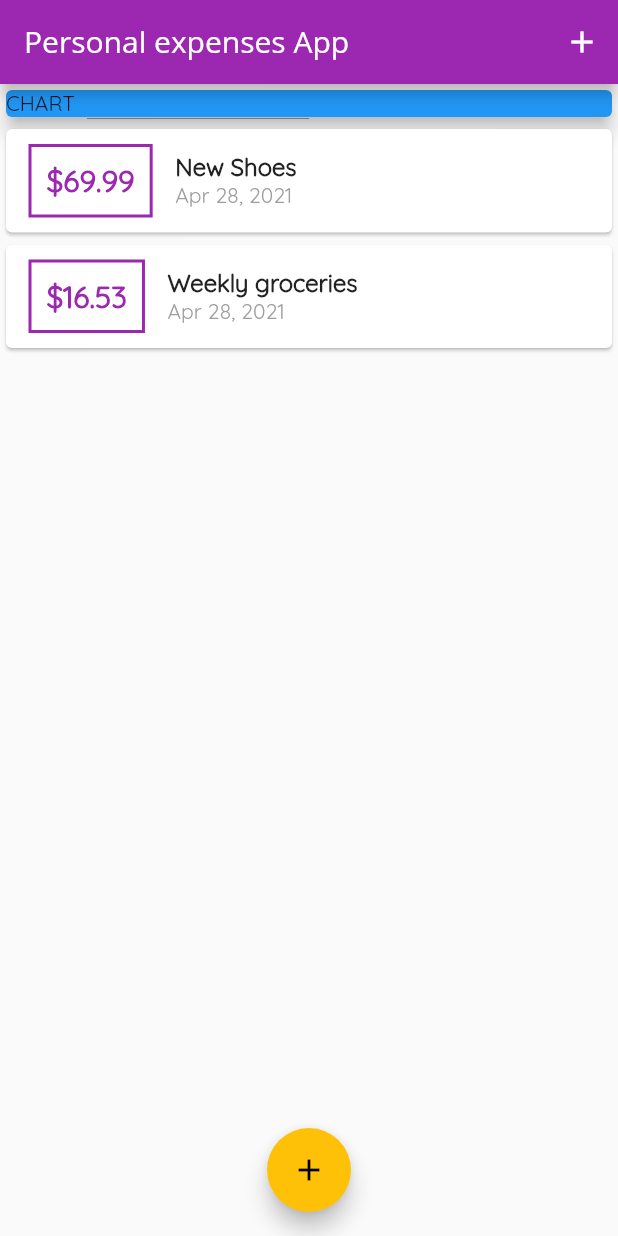
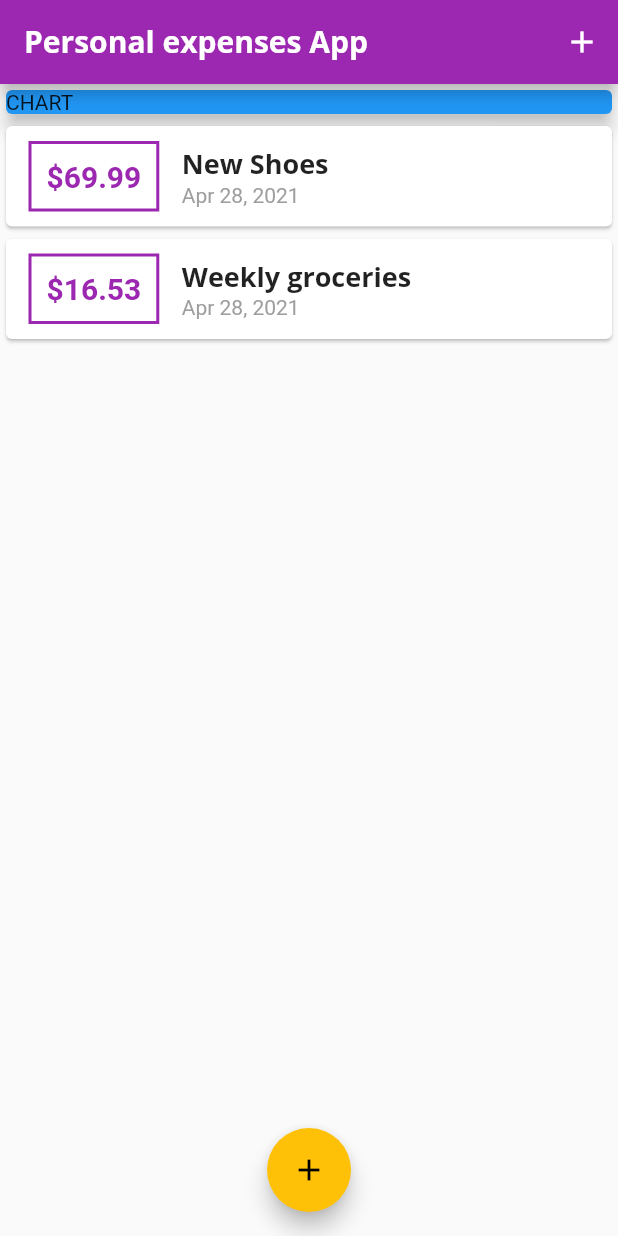
Before and after one commit to learnerdilip/personal_expense_App, a Flutter app: the screen it shows after launch, on a phone screen of 412 x 824 dp. Run offline on Flutter 3.47's test engine with Material 2 defaults, Android fonts, the phone set to English and light mode, and no system bars.

```diff
--- a/lib/main.dart
+++ b/lib/main.dart
@@ -17,9 +17,20 @@ class MyApp extends StatelessWidget {
         primarySwatch: Colors.purple,
         accentColor: Colors.amber,
         fontFamily: 'Quicksand',
+        textTheme: ThemeData.light().textTheme.copyWith(
+              title: TextStyle(
+                fontFamily: 'OpenSans',
+                fontWeight: FontWeight.bold,
+                fontSize: 18,
+              ),
+            ),
         appBarTheme: AppBarTheme(
           textTheme: ThemeData.light().textTheme.copyWith(
-                title: TextStyle(fontFamily: 'OpenSans', fontSize: 20),
+                title: TextStyle(
+                  fontFamily: 'OpenSans',
+                  fontSize: 20,
+                  fontWeight: FontWeight.bold,
+                ),
               ),
         ),
       ),
--- a/lib/widgets/transaction_list.dart
+++ b/lib/widgets/transaction_list.dart
@@ -43,10 +43,7 @@ class TransactionList extends StatelessWidget {
                   children: [
                     Text(
                       transactions[index].title,
-                      style: TextStyle(
-                        fontSize: 16,
-                        fontWeight: FontWeight.bold,
-                      ),
+                      style: Theme.of(context).textTheme.title,
                     ),
                     Text(
                       DateFormat.yMMMd().format(transactions[index].date),
```
